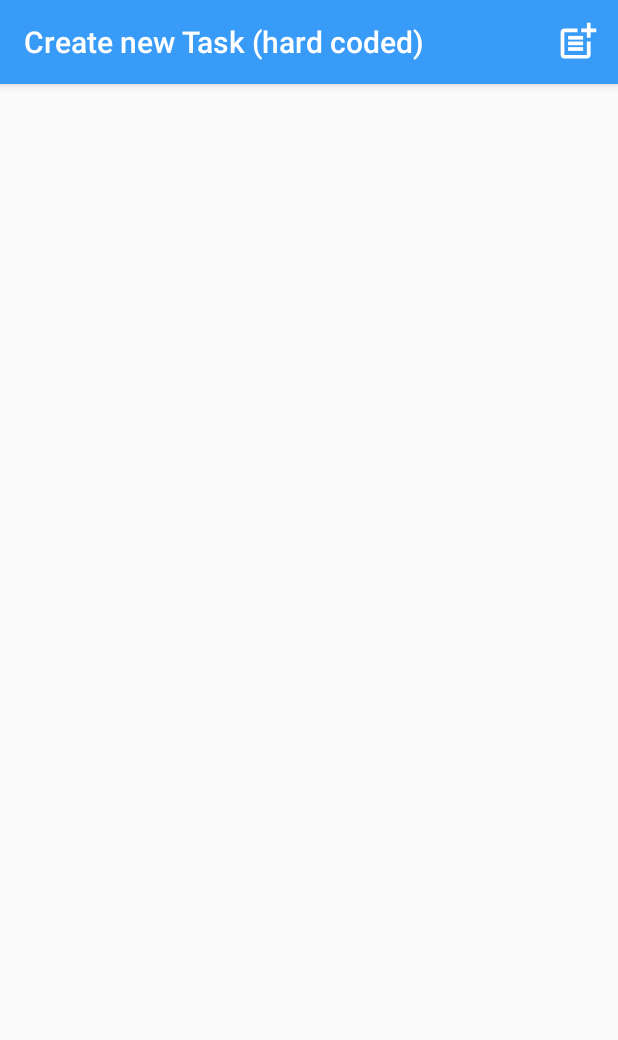
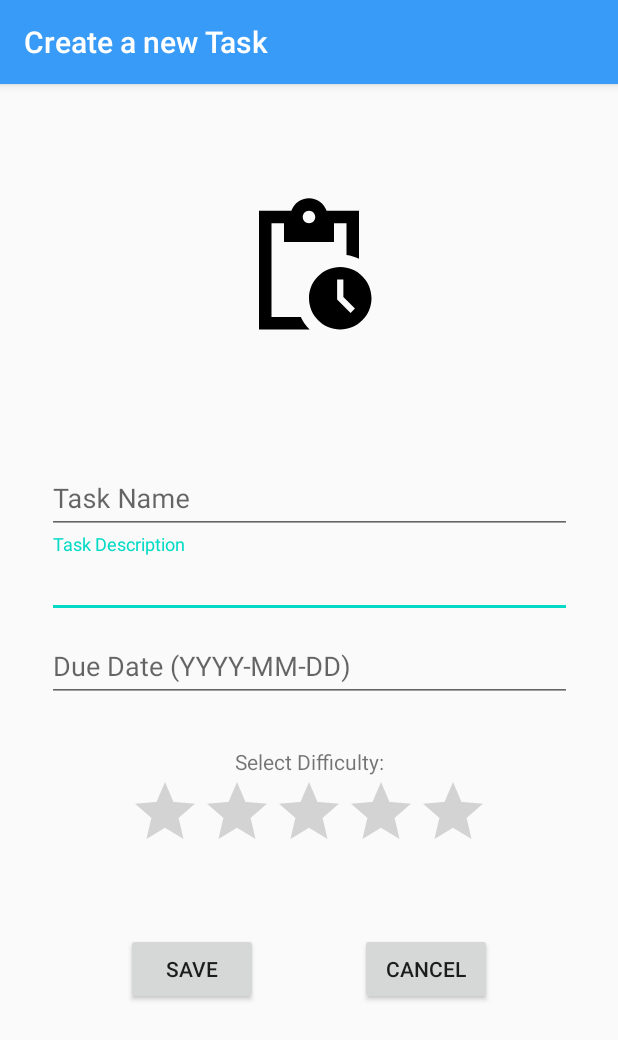
Before and after one commit to 102419310/TaskPlanner, an Android app: the screen it shows after launch (MainActivity before the commit, DetailActivity after it), after a tap on "Create", on a phone screen of 412 x 824 dp. Shown: the top 1040 px of the screen. Run offline under Robolectric (Android 15) with nearby library versions, the phone set to English and light mode, and no system bars.

Commit message:
CRUD + MODIFY done

```diff
--- a/app/build.gradle
+++ b/app/build.gradle
@@ -30,6 +30,7 @@ dependencies {
     implementation 'androidx.core:core-ktx:1.3.2'
     implementation 'androidx.appcompat:appcompat:1.2.0'
     implementation 'androidx.constraintlayout:constraintlayout:2.0.2'
+    implementation 'com.google.android.material:material:1.2.1'
     testImplementation 'junit:junit:4.12'
     androidTestImplementation 'androidx.test.ext:junit:1.1.2'
     androidTestImplementation 'androidx.test.espresso:espresso-core:3.3.0'
--- a/app/src/main/AndroidManifest.xml
+++ b/app/src/main/AndroidManifest.xml
@@ -16,6 +16,9 @@
                 <category android:name="android.intent.category.LAUNCHER" />
             </intent-filter>
         </activity>
+        <activity android:name=".DetailActivity">
+
+        </activity>
     </application>
 
 </manifest>
--- /dev/null
+++ b/app/src/main/java/com/example/taskplannercustomapp/DetailActivity.kt
@@ -0,0 +1,137 @@
+package com.example.taskplannercustomapp
+
+import android.os.Bundle
+import android.text.Editable
+import android.text.TextWatcher
+import android.widget.Button
+import android.widget.RatingBar
+import android.widget.Toast
+import androidx.appcompat.app.AppCompatActivity
+import com.google.android.material.textfield.TextInputEditText
+
+
+class DetailActivity : AppCompatActivity() {
+   // lateinit var detail: Details
+
+    override fun onCreate(savedInstanceState: Bundle?) {
+        super.onCreate(savedInstanceState)
+        setContentView(R.layout.detail_task)
+        supportActionBar?.title = "Create a new Task"
+
+        val save: Button = findViewById(R.id.buttonsave)
+        val cancel: Button = findViewById(R.id.buttoncancel)
+        val taskName: TextInputEditText = findViewById(R.id.tasknametextEditText)
+        val taskDescription:TextInputEditText = findViewById(R.id.taskdescriptionEditText)
+        val duedate: TextInputEditText = findViewById(R.id.duedatetextEditText)
+        val rating: RatingBar = findViewById(R.id.ratingBarcreate)
+        //live input error detection!
+        taskName.addTextChangedListener(object : TextWatcher {
+            override fun beforeTextChanged(
+                s: CharSequence,
+                start: Int,
+                count: Int,
+                after: Int
+            ) {
+            }
+            override fun onTextChanged(
+                s: CharSequence,
+                start: Int,
+                before: Int,
+                count: Int
+            ) { if (taskName.text.isNullOrEmpty())
+                taskName.error = "Task name can not be empty!"
+            }
+            override fun afterTextChanged(s: Editable) {
+            }
+        })
+
+        taskDescription.addTextChangedListener(object : TextWatcher {
+            override fun beforeTextChanged(
+                s: CharSequence,
+                start: Int,
+                count: Int,
+                after: Int
+            ) {
+            }
+            override fun onTextChanged(
+                s: CharSequence,
+                start: Int,
+                before: Int,
+                count: Int
+            ) { if (taskDescription.text.isNullOrEmpty())
+                taskDescription.error = "Task description can not be empty!"
+            }
+            override fun afterTextChanged(s: Editable) {
+            }
+        })
+
+        val regexp = "[0-9]{4}-[0-9]{2}-[0-9]{2}"
+
+        duedate.addTextChangedListener(object : TextWatcher {
+            override fun beforeTextChanged(
+                s: CharSequence,
+                start: Int,
+                count: Int,
+                after: Int
+            ) {
+            }
+            override fun onTextChanged(
+                s: CharSequence,
+                start: Int,
+                before: Int,
+                count: Int
+            ) {
+                if(duedate.text.toString()=="")
+                {
+                    duedate.error = "Due date can not be empty!"
+                }
+            }
+            override fun afterTextChanged(s: Editable) {
+                if(!duedate.text.toString().matches(regexp.toRegex()))
+                {
+                    duedate.error = "Due date must be in YYYY-MM-DD format!"
+                }
+            }
+        })
+
+        save.setOnClickListener{
+
+            if(taskName.text.toString() == "")
+            {
+                Toast.makeText(this, "Please enter a task name!", Toast.LENGTH_SHORT).show()
+                return@setOnClickListener
+            }
+
+            if(taskDescription.text.toString() == "")
+            {
+                Toast.makeText(this, "Please enter task description!", Toast.LENGTH_SHORT).show()
+                return@setOnClickListener
+            }
+            //simple regex for yyyy-mm-dd
+
+            if(duedate.text.toString()=="")
+            {
+                Toast.makeText(this, "Please enter due date!", Toast.LENGTH_SHORT).show()
+                return@setOnClickListener
+            }
+
+            if(!duedate.text.toString().matches(regexp.toRegex()))
+            {
+                Toast.makeText(this, "Please check your due date format!", Toast.LENGTH_SHORT).show()
+                return@setOnClickListener
+            }
+
+            val taskObject = Task(taskName.text.toString(),taskDescription.text.toString(), duedate.text.toString(), rating.rating)
+            var db = Handler(applicationContext)
+            db.insertData(taskObject)
+
+            finish()
+        }
+        cancel.setOnClickListener {
+            //destroy the current activity and return to main menu
+            finish()
+        }
+
+    }
+
+}
--- a/app/src/main/java/com/example/taskplannercustomapp/Handler.kt
+++ b/app/src/main/java/com/example/taskplannercustomapp/Handler.kt
@@ -13,16 +13,18 @@ val TABLE_NAME = "TASKS"
 val COL_TASKNAME = "taskname"
 val COL_TASKDESCRIPTION = "description"
 val COL_DUEDATE = "duedate"
-val COL_STATUS = "status"
+val  COL_DIFFICULTY = "difficult"
+val  COL_DONE = "done"
 
 class Handler(context: Context):SQLiteOpenHelper(context, DATABASE_NAME,null,1)
 {
     override fun onCreate(db: SQLiteDatabase?) {
         val createTable = "CREATE TABLE " + TABLE_NAME +" ("+
-                COL_TASKNAME + " VARCHAR(50)," +
-                COL_TASKDESCRIPTION + " VARCHAR(100)," +
-                COL_DUEDATE + " VARCHAR(20)," +
-                COL_STATUS + " VARCHAR(10));"
+                COL_TASKNAME + " VARCHAR(20) NOT NULL PRIMARY KEY," +
+                COL_TASKDESCRIPTION + " VARCHAR(50) NOT NULL," +
+                COL_DUEDATE + " VARCHAR(20) NOT NULL," +
+                COL_DIFFICULTY + " Float NOT NULL," +
+                COL_DONE + " INT NOT NULL);"
         db?.execSQL(createTable)
     }
 
@@ -37,8 +39,8 @@ class Handler(context: Context):SQLiteOpenHelper(context, DATABASE_NAME,null,1)
         cv.put(COL_TASKNAME, task.taskName)
         cv.put(COL_TASKDESCRIPTION, task.taskDescription)
         cv.put(COL_DUEDATE, task.dueDate)
-        cv.put(COL_STATUS, task.status)
-
+        cv.put(COL_DIFFICULTY, task.difficulty)
+        cv.put(COL_DONE,task.done)
         var result =  db.insert(TABLE_NAME, null, cv)
         if (result == (-1).toLong())
         {
@@ -65,9 +67,9 @@ class Handler(context: Context):SQLiteOpenHelper(context, DATABASE_NAME,null,1)
                 task.taskName = result.getString(result.getColumnIndex(COL_TASKNAME))
                 task.taskDescription = result.getString(result.getColumnIndex(COL_TASKDESCRIPTION))
                 task.dueDate = result.getString(result.getColumnIndex(COL_DUEDATE))
-                task.status = result.getString(result.getColumnIndex(COL_STATUS))
+                task.difficulty = result.getFloat(result.getColumnIndex(COL_DIFFICULTY))
+                task.done = result.getInt(result.getColumnIndex(COL_DONE))
                 list.add(task)
-                Log.i("msg","added")
 
             }while(result.moveToNext())
         }
@@ -82,4 +84,14 @@ class Handler(context: Context):SQLiteOpenHelper(context, DATABASE_NAME,null,1)
         db.delete(TABLE_NAME, COL_TASKNAME + "=?", arrayOf(task.taskName))
         db.close()
     }
+
+    fun markAsDone(task: Task)
+    {
+        val cv = ContentValues()
+        val db = this.writableDatabase
+        //done to 1
+        cv.put(COL_DONE,1)
+        db.update(TABLE_NAME, cv,COL_TASKNAME + "=?", arrayOf(task.taskName))
+        db.close()
+    }
 }
--- a/app/src/main/java/com/example/taskplannercustomapp/MainActivity.kt
+++ b/app/src/main/java/com/example/taskplannercustomapp/MainActivity.kt
@@ -1,6 +1,7 @@
 package com.example.taskplannercustomapp
 
 import android.content.Context
+import android.content.Intent
 import android.database.sqlite.SQLiteDatabase
 import android.os.Bundle
 import android.util.Log
@@ -18,14 +19,13 @@ import java.time.LocalDate
 import java.time.temporal.ChronoUnit
 
 
-//class Task(val taskName: String, val taskDescription: String, val dueDate: String, val status: String)
-
 class MainActivity : AppCompatActivity() {
     var list = mutableListOf<Task>()
 
     override fun onCreate(savedInstanceState: Bundle?) {
         super.onCreate(savedInstanceState)
-        supportActionBar?.setTitle("TY Task Planner")
+
+        supportActionBar?.title = "TY Task Planner"
 
         setContentView(R.layout.activity_main)
         initData()
@@ -44,14 +44,13 @@ class MainActivity : AppCompatActivity() {
         var db = Handler(applicationContext)
         return when (item!!.itemId) {
             1 ->{
-                Toast.makeText(applicationContext, "Modify", Toast.LENGTH_SHORT).show()
+                db.markAsDone( list.elementAt(item.groupId))
+                initData()
+                taskList.adapter = Adapter(list.toList())
                 true
             }
             2 ->{
-            /*    var index = item.groupId + 1
-                list.removeAt(item.groupId)
-                taskList.adapter = Adapter(list.toList())
-             */
+
                 //delete the item with that groupID
                 //last two line is to present the delete update, then actually delete it in database
                 db.deleteData( list.elementAt(item.groupId))
@@ -63,30 +62,37 @@ class MainActivity : AppCompatActivity() {
             else ->        return super.onContextItemSelected(item)
         }
     }
-    private fun initData()
-    {
+    public fun initData() {
         var db = Handler(applicationContext)
+        var addData = false
 
-/*
-        val taskObject = Task("Task1", "Demo task.", "2022-10-25", "pending")
-        val taskObject2 = Task("Task2", "Demo task.", "2021-10-25", "pending")
-        val taskObject3 = Task("Task3", "Demo task.", "2020-05-25", "pending")
-        val taskObject4 = Task("Task4", "Demo task.", "2020-11-25", "pending")
-        val taskObject5 = Task("Task5", "Demo task.", "2020-01-25", "pending")
-        val taskObject6 = Task("Task6", "Demo task.", "2020-10-14", "pending")
+        //manual creation
+        if (addData)
+        {
+        val taskObject = Task("Task1", "Demo task.", "2022-10-25", 5F)
+        val taskObject2 = Task("Task2", "Demo task.", "2021-10-25", 0.5F)
+        val taskObject3 = Task("Task3", "Demo task.", "2020-05-25", 2F)
+        val taskObject4 = Task("Task4", "Demo task.", "2020-11-25", 4F)
+        val taskObject5 = Task("Task5", "Demo task.", "2020-01-25", 2F)
+        val taskObject6 = Task("Task6", "Demo task.", "2020-10-14", 3F)
 
-         db.insertData(taskObject)
-         db.insertData(taskObject2)
-         db.insertData(taskObject3)
-         db.insertData(taskObject4)
+        db.insertData(taskObject)
+        db.insertData(taskObject2)
+        db.insertData(taskObject3)
+        db.insertData(taskObject4)
         db.insertData(taskObject5)
         db.insertData(taskObject6)
-*/
+       }
+
         val list2 = db.readData()
         list2.sortBy {it.dueDate}
         list = list2
     }
-
+    override fun onResume(): Unit {
+        super.onResume()
+        initData()
+        taskList.adapter = Adapter(list.toList())
+    }
     override fun onCreateOptionsMenu(menu: Menu): Boolean {
         // Inflate the menu; this adds items to the action bar if it is present.
         menuInflater.inflate(R.menu.menu, menu)
@@ -96,8 +102,9 @@ class MainActivity : AppCompatActivity() {
     override fun onOptionsItemSelected(item: MenuItem): Boolean {
         return when (item.itemId) {
             R.id.create -> {
-                supportActionBar?.setTitle("Create new Task (hard coded)")
-                Toast.makeText(applicationContext, "Create new Task", Toast.LENGTH_LONG).show()
+                    val i = Intent(this, DetailActivity::class.java).apply{
+                    }
+                    startActivity(i)
                 true
             }
             else -> super.onOptionsItemSelected(item)
--- /dev/null
+++ b/app/src/main/res/drawable/ic_baseline_access_time_24.xml
@@ -0,0 +1,13 @@
+<vector xmlns:android="http://schemas.android.com/apk/res/android"
+    android:width="24dp"
+    android:height="24dp"
+    android:viewportWidth="24"
+    android:viewportHeight="24"
+    android:tint="?attr/colorControlNormal">
+  <path
+      android:fillColor="@android:color/white"
+      android:pathData="M11.99,2C6.47,2 2,6.48 2,12s4.47,10 9.99,10C17.52,22 22,17.52 22,12S17.52,2 11.99,2zM12,20c-4.42,0 -8,-3.58 -8,-8s3.58,-8 8,-8 8,3.58 8,8 -3.58,8 -8,8z"/>
+  <path
+      android:fillColor="@android:color/white"
+      android:pathData="M12.5,7H11v6l5.25,3.15 0.75,-1.23 -4.5,-2.67z"/>
+</vector>
--- /dev/null
+++ b/app/src/main/res/drawable/ic_pending_actions_24px.xml
@@ -0,0 +1,9 @@
+<vector xmlns:android="http://schemas.android.com/apk/res/android"
+    android:width="24dp"
+    android:height="24dp"
+    android:viewportWidth="24"
+    android:viewportHeight="24">
+  <path
+      android:fillColor="#FF000000"
+      android:pathData="M17,12c-2.76,0 -5,2.24 -5,5s2.24,5 5,5c2.76,0 5,-2.24 5,-5S19.76,12 17,12zM18.65,19.35l-2.15,-2.15V14h1v2.79l1.85,1.85L18.65,19.35zM20,3h-5.18C14.4,1.84 13.3,1 12,1S9.6,1.84 9.18,3H4v19h8.11c-0.59,-0.57 -1.07,-1.25 -1.42,-2H6V5h2v3h8V5h2v5.08c0.71,0.1 1.38,0.31 2,0.6V3zM12,5c-0.55,0 -1,-0.45 -1,-1c0,-0.55 0.45,-1 1,-1c0.55,0 1,0.45 1,1C13,4.55 12.55,5 12,5z"/>
+</vector>
--- /dev/null
+++ b/app/src/main/res/layout/detail_task.xml
@@ -0,0 +1,117 @@
+<?xml version="1.0" encoding="utf-8"?>
+<androidx.constraintlayout.widget.ConstraintLayout xmlns:android="http://schemas.android.com/apk/res/android"
+    xmlns:app="http://schemas.android.com/apk/res-auto"
+    xmlns:tools="http://schemas.android.com/tools"
+    android:layout_width="match_parent"
+    android:layout_height="match_parent">
+
+    <com.google.android.material.textfield.TextInputLayout
+        android:id="@+id/taskdescriptiontextInputLayout"
+
+        android:layout_width="350dp"
+        android:layout_height="wrap_content"
+
+        app:layout_constraintBottom_toTopOf="@id/duedatetextInputLayout"
+        app:layout_constraintEnd_toEndOf="parent"
+        app:layout_constraintStart_toStartOf="parent">
+
+        <com.google.android.material.textfield.TextInputEditText
+            android:id="@+id/taskdescriptionEditText"
+            android:layout_width="match_parent"
+            android:layout_height="wrap_content"
+            android:hint="@string/task_description"
+            android:maxLength="50"
+
+            />
+
+    </com.google.android.material.textfield.TextInputLayout>
+
+
+    <com.google.android.material.textfield.TextInputLayout
+        android:id="@+id/duedatetextInputLayout"
+        android:layout_width="350dp"
+        android:layout_height="wrap_content"
+        app:layout_constraintBottom_toBottomOf="parent"
+        app:layout_constraintEnd_toEndOf="parent"
+        app:layout_constraintStart_toStartOf="parent"
+        app:layout_constraintTop_toTopOf="parent">
+
+        <com.google.android.material.textfield.TextInputEditText
+            android:id="@+id/duedatetextEditText"
+
+            android:layout_width="match_parent"
+            android:layout_height="wrap_content"
+            android:hint="@string/due_date"
+            android:inputType="date"/>
+
+    </com.google.android.material.textfield.TextInputLayout>
+
+    <com.google.android.material.textfield.TextInputLayout
+        android:id="@+id/tasknametextInputLayout"
+        android:layout_width="350dp"
+        android:layout_height="wrap_content"
+        app:layout_constraintBottom_toBottomOf="parent"
+        app:layout_constraintBottom_toTopOf="@id/taskdescriptiontextInputLayout"
+        app:layout_constraintEnd_toEndOf="parent"
+        app:layout_constraintStart_toStartOf="parent"
+        >
+
+        <com.google.android.material.textfield.TextInputEditText
+            android:id="@+id/tasknametextEditText"
+            android:layout_width="match_parent"
+            android:layout_height="wrap_content"
+            android:hint="@string/task_name"
+            app:errorEnabled="true"
+            android:maxLength="20"
+            />
+
+    </com.google.android.material.textfield.TextInputLayout>
+
+    <RatingBar
+        android:id="@+id/ratingBarcreate"
+        android:layout_width="wrap_content"
+        android:layout_height="wrap_content"
+        app:layout_constraintEnd_toEndOf="parent"
+        app:layout_constraintStart_toStartOf="parent"
+        app:layout_constraintTop_toBottomOf="@+id/textView" />
+
+    <TextView
+        android:id="@+id/textView"
+        android:layout_width="wrap_content"
+        android:layout_height="wrap_content"
+        android:text="@string/select_difficulty"
+        app:layout_constraintEnd_toEndOf="parent"
+        app:layout_constraintStart_toStartOf="parent"
+        app:layout_constraintTop_toBottomOf="@+id/duedatetextInputLayout"
+        android:layout_marginTop="30dp"/>
+
+    <ImageView
+        android:id="@+id/taskimage"
+        android:layout_width="100dp"
+        android:layout_height="100dp"
+        app:layout_constraintBottom_toTopOf="@+id/tasknametextInputLayout"
+        app:layout_constraintEnd_toEndOf="parent"
+        app:layout_constraintStart_toStartOf="parent"
+        app:layout_constraintTop_toTopOf="parent"
+        app:srcCompat="@drawable/ic_pending_actions_24px" />
+
+    <Button
+        android:id="@+id/buttonsave"
+        android:layout_width="wrap_content"
+        android:layout_height="wrap_content"
+        android:text="@string/save"
+        app:layout_constraintBottom_toBottomOf="parent"
+        app:layout_constraintEnd_toEndOf="@+id/taskimage"
+        app:layout_constraintStart_toStartOf="parent"
+        app:layout_constraintTop_toBottomOf="@+id/duedatetextInputLayout" />
+
+    <Button
+        android:id="@+id/buttoncancel"
+        android:layout_width="wrap_content"
+        android:layout_height="wrap_content"
+        android:text="@string/cancel"
+        app:layout_constraintBottom_toBottomOf="parent"
+        app:layout_constraintEnd_toEndOf="parent"
+        app:layout_constraintStart_toStartOf="@+id/taskimage"
+        app:layout_constraintTop_toBottomOf="@+id/duedatetextInputLayout" />
+</androidx.constraintlayout.widget.ConstraintLayout>
--- a/app/src/main/res/values/colors.xml
+++ b/app/src/main/res/values/colors.xml
@@ -1,6 +1,8 @@
 <?xml version="1.0" encoding="utf-8"?>
 <resources>
+
     <color name="colorPrimary">#389BF7</color>
     <color name="colorPrimaryDark">#8C64FF</color>
     <color name="colorAccent">#03DAC5</color>
+    <color name="colorGrey">#919191</color>
 </resources>
--- a/app/src/main/res/values/strings.xml
+++ b/app/src/main/res/values/strings.xml
@@ -1,5 +1,13 @@
 <resources>
     <string name="app_name">TaskPlannerCustomApp</string>
     <string name="create">Create</string>
-    <string name="remaining">Days Remaining:</string>>
+    <string name="remaining">Days Remaining:</string>
+    <string name="difficulty">Difficulty:</string>
+    <string name="task_name_hint">Duplicate tasks will be ignored</string>
+    <string name="task_name">Task Name</string>
+    <string name="task_description">Task Description</string>
+    <string name="due_date">Due Date (YYYY-MM-DD)</string>
+    <string name="select_difficulty">Select Difficulty:</string>
+    <string name="cancel">Cancel</string>
+    <string name="save">Save</string>>
 </resources>
```
Also changed, not shown: app/src/main/java/com/example/taskplannercustomapp/Adapter.kt (+25 -20 lines), app/src/main/java/com/example/taskplannercustomapp/Task.kt (+5 -4 lines), app/src/main/res/drawable/ic_content_paste_24px.xml (added, +9 -0 lines), app/src/main/res/drawable/ic_published_with_changes_white_18dp.xml (added, +9 -0 lines), app/src/main/res/layout/layout_row.xml (+44 -4 lines), app/src/main/res/drawable-v24/cropped2.png (added).
